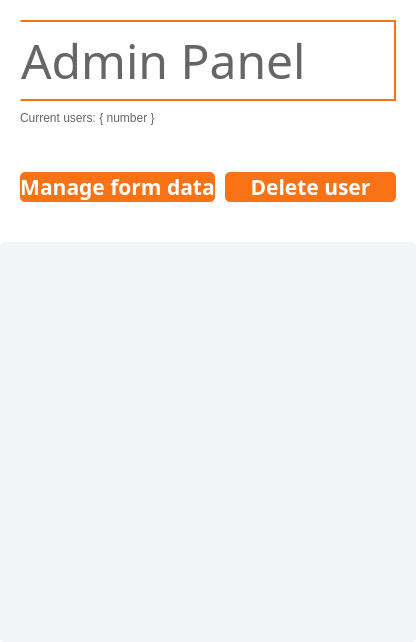
Before: the Qt Designer form adminpanel.ui in Ph4sm4/FinelogApp, drawn with Qt 5.
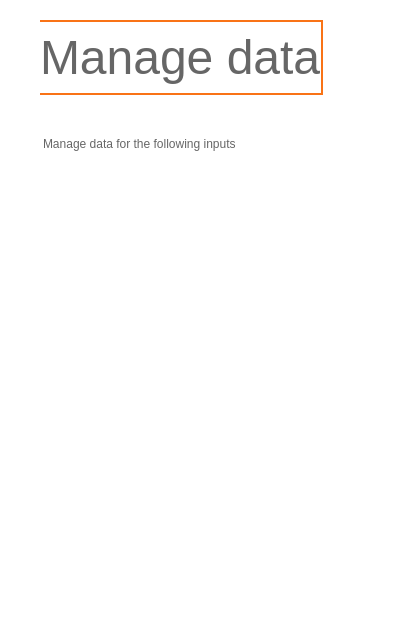
After: the same form once the commit is applied. Icons and pictures are not drawn.

Commit message: formdata management start

```diff
--- a/adminpanel.ui
+++ b/adminpanel.ui
@@ -82,7 +82,7 @@
 </string>
      </property>
      <property name="currentIndex">
-      <number>0</number>
+      <number>4</number>
      </property>
      <widget class="QWidget" name="dashboard">
       <property name="styleSheet">
@@ -1329,7 +1329,162 @@
        </item>
       </layout>
      </widget>
-     <widget class="QWidget" name="page"/>
+     <widget class="QWidget" name="manage_formdata">
+      <property name="styleSheet">
+       <string notr="true">QWidget {
+background-color: white;
+}</string>
+      </property>
+      <widget class="QWidget" name="layoutWidget">
+       <property name="geometry">
+        <rect>
+         <x>20</x>
+         <y>20</y>
+         <width>383</width>
+         <height>158</height>
+        </rect>
+       </property>
+       <layout class="QHBoxLayout" name="horizontalLayout_11">
+        <property name="leftMargin">
+         <number>20</number>
+        </property>
+        <property name="rightMargin">
+         <number>20</number>
+        </property>
+        <item>
+         <layout class="QVBoxLayout" name="verticalLayout_14">
+          <property name="spacing">
+           <number>9</number>
+          </property>
+          <item>
+           <widget class="QLabel" name="label_3">
+            <property name="maximumSize">
+             <size>
+              <width>16777215</width>
+              <height>100</height>
+             </size>
+            </property>
+            <property name="font">
+             <font>
+              <pointsize>36</pointsize>
+             </font>
+            </property>
+            <property name="styleSheet">
+             <string notr="true">QLabel {
+background: transparent;
+color: rgb(102, 102, 102);
+border-bottom: 2px solid rgb(249, 115, 22);
+border-top: 2px solid rgb(249, 115, 22);
+border-right: 2px solid rgb(249, 115, 22);
+padding: 5px 0;
+}</string>
+            </property>
+            <property name="text">
+             <string>Manage data</string>
+            </property>
+            <property name="alignment">
+             <set>Qt::AlignJustify|Qt::AlignVCenter</set>
+            </property>
+            <property name="wordWrap">
+             <bool>false</bool>
+            </property>
+           </widget>
+          </item>
+          <item>
+           <widget class="QLabel" name="label_4">
+            <property name="styleSheet">
+             <string notr="true">QLabel {
+background: transparent;
+color: rgb(102, 102, 102);
+margin-top: 5px;
+}</string>
+            </property>
+            <property name="text">
+             <string>Manage data for the following inputs</string>
+            </property>
+            <property name="wordWrap">
+             <bool>true</bool>
+            </property>
+           </widget>
+          </item>
+         </layout>
+        </item>
+        <item>
+         <layout class="QVBoxLayout" name="verticalLayout_15">
+          <item>
+           <layout class="QHBoxLayout" name="horizontalLayout_12">
+            <item>
+             <spacer name="horizontalSpacer_6">
+              <property name="orientation">
+               <enum>Qt::Horizontal</enum>
+              </property>
+              <property name="sizeHint" stdset="0">
+               <size>
+                <width>40</width>
+                <height>20</height>
+               </size>
+              </property>
+             </spacer>
+            </item>
+            <item>
+             <widget class="QPushButton" name="backToPanel_3">
+              <property name="font">
+               <font>
+                <pointsize>12</pointsize>
+               </font>
+              </property>
+              <property name="layoutDirection">
+               <enum>Qt::RightToLeft</enum>
+              </property>
+              <property name="styleSheet">
+               <string notr="true">QPushButton {
+background: transparent;
+color: black;
+border-radius: 8px;
+height: 30px;
+}
+
+QPushButton:pressed,
+QPushButton:focus {
+outline: none;
+background: transparent;
+}</string>
+              </property>
+              <property name="text">
+               <string/>
+              </property>
+              <property name="icon">
+               <iconset resource="Images.qrc">
+                <normaloff>:/icons/content/arrow_back.svg</normaloff>:/icons/content/arrow_back.svg</iconset>
+              </property>
+              <property name="iconSize">
+               <size>
+                <width>40</width>
+                <height>40</height>
+               </size>
+              </property>
+             </widget>
+            </item>
+           </layout>
+          </item>
+          <item>
+           <spacer name="verticalSpacer_9">
+            <property name="orientation">
+             <enum>Qt::Vertical</enum>
+            </property>
+            <property name="sizeHint" stdset="0">
+             <size>
+              <width>20</width>
+              <height>40</height>
+             </size>
+            </property>
+           </spacer>
+          </item>
+         </layout>
+        </item>
+       </layout>
+      </widget>
+     </widget>
     </widget>
    </item>
   </layout>
```
The commit also changes 3 other files.
